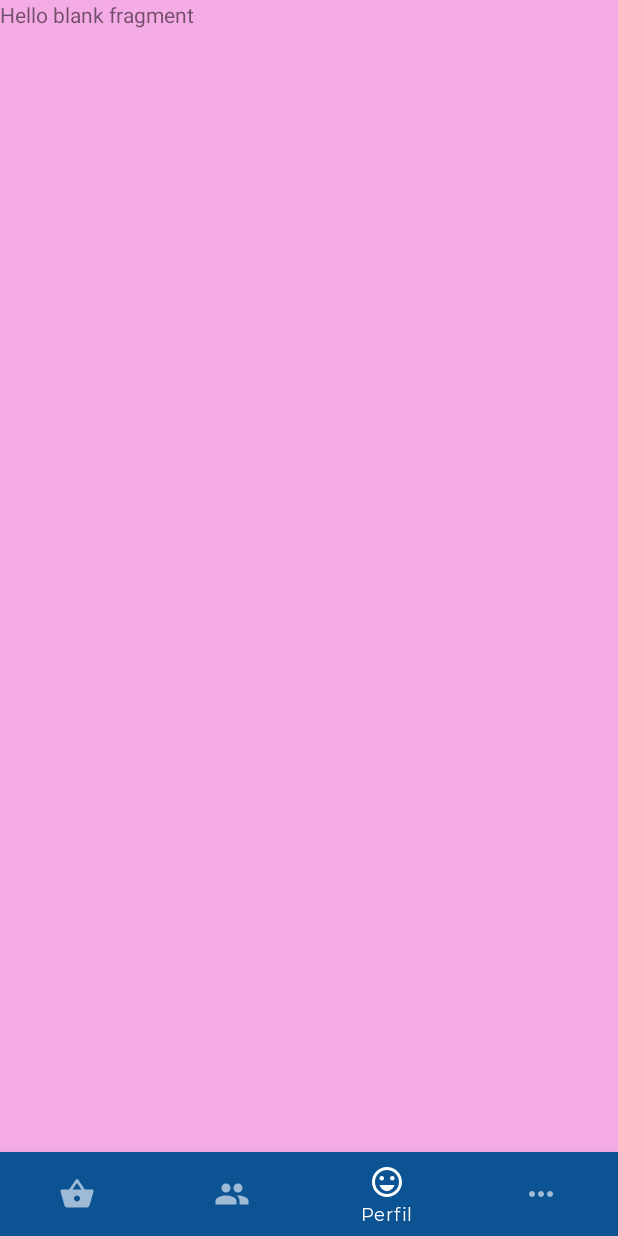
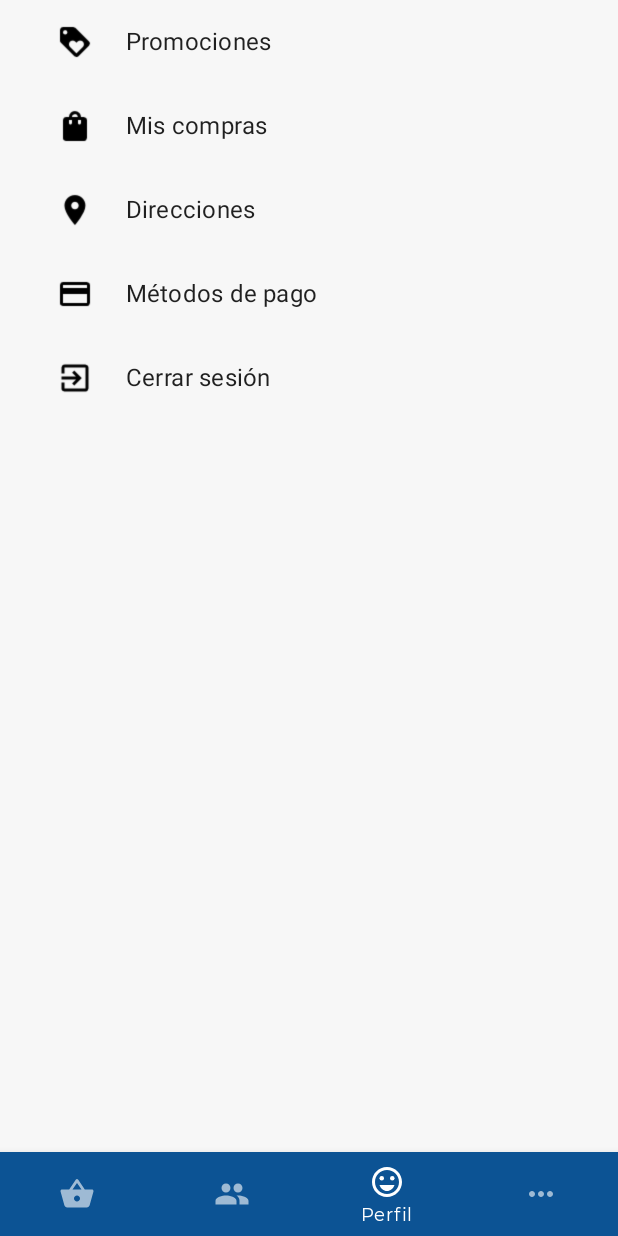
Before and after one commit to ricardozal/TonicLifeFenixAndroid, an Android app: the BottomNavigationActivity screen opened directly, with no data from a screen before it, item 3 of the bottom bar chosen, on a phone screen of 412 x 824 dp. Run offline under Robolectric (Android 15) with nearby library versions, the phone set to English and light mode, and no system bars; pictures from the network do not load; 3 statements that could not run were skipped.

Commit message:
Profile View

```diff
--- a/app/src/main/java/com/bigtechsolutions/toniclifefenix/ui/BottomNavigationActivity.java
+++ b/app/src/main/java/com/bigtechsolutions/toniclifefenix/ui/BottomNavigationActivity.java
@@ -55,7 +55,8 @@ public class BottomNavigationActivity extends AppCompatActivity {
                             fragmentSelected = new DistributorsFragment();
                             break;
                         case R.id.profile_page:
-                            return true;
+                            fragmentSelected = new ProfileFragment();
+                            break;
                         case R.id.more_page:
                             fragmentSelected = new MoreFragment();
                             break;
--- /dev/null
+++ b/app/src/main/java/com/bigtechsolutions/toniclifefenix/ui/MyOptionRecyclerViewAdapter.java
@@ -0,0 +1,84 @@
+package com.bigtechsolutions.toniclifefenix.ui;
+
+import androidx.recyclerview.widget.RecyclerView;
+
+import android.view.LayoutInflater;
+import android.view.View;
+import android.view.ViewGroup;
+import android.widget.ImageView;
+import android.widget.TextView;
+
+import com.bigtechsolutions.toniclifefenix.R;
+
+import java.util.List;
+
+public class MyOptionRecyclerViewAdapter extends RecyclerView.Adapter<MyOptionRecyclerViewAdapter.ViewHolder> {
+
+    private final List<String> mValues;
+
+    public MyOptionRecyclerViewAdapter(List<String> items) {
+        mValues = items;
+    }
+
+    @Override
+    public ViewHolder onCreateViewHolder(ViewGroup parent, int viewType) {
+        View view = LayoutInflater.from(parent.getContext())
+                .inflate(R.layout.fragment_option, parent, false);
+        return new ViewHolder(view);
+    }
+
+    @Override
+    public void onBindViewHolder(final ViewHolder holder, int position) {
+
+        holder.mItem = mValues.get(position);
+
+        int imageResource = 0;
+
+        switch (position)
+        {
+            case 0:
+                imageResource = R.drawable.baseline_loyalty_black_18dp;
+                break;
+            case 1:
+                imageResource = R.drawable.baseline_shopping_bag_black_18dp;
+                break;
+            case 2:
+                imageResource = R.drawable.baseline_address_black_18dp;
+                break;
+            case 3:
+                imageResource = R.drawable.baseline_payment_black_18dp;
+                break;
+            case 4:
+                imageResource = R.drawable.baseline_logout_black_18dp;
+                break;
+        }
+
+        holder.icon.setImageResource(imageResource);
+        holder.text.setText(holder.mItem);
+
+    }
+
+    @Override
+    public int getItemCount() {
+        return mValues.size();
+    }
+
+    public class ViewHolder extends RecyclerView.ViewHolder {
+        public final View mView;
+        public final ImageView icon;
+        public final TextView text;
+        public String mItem;
+
+        public ViewHolder(View view) {
+            super(view);
+            mView = view;
+            icon = view.findViewById(R.id.item_icon);
+            text= view.findViewById(R.id.item_text);
+        }
+
+        @Override
+        public String toString() {
+            return super.toString() + " '" + text.getText() + "'";
+        }
+    }
+}
--- /dev/null
+++ b/app/src/main/java/com/bigtechsolutions/toniclifefenix/ui/ProfileFragment.java
@@ -0,0 +1,82 @@
+package com.bigtechsolutions.toniclifefenix.ui;
+
+import android.content.Context;
+import android.os.Bundle;
+
+import androidx.fragment.app.Fragment;
+import androidx.recyclerview.widget.GridLayoutManager;
+import androidx.recyclerview.widget.LinearLayoutManager;
+import androidx.recyclerview.widget.RecyclerView;
+
+import android.view.LayoutInflater;
+import android.view.View;
+import android.view.ViewGroup;
+
+import com.bigtechsolutions.toniclifefenix.R;
+
+import java.util.ArrayList;
+
+/**
+ * A fragment representing a list of Items.
+ */
+public class ProfileFragment extends Fragment {
+
+    // TODO: Customize parameter argument names
+    private static final String ARG_COLUMN_COUNT = "column-count";
+    // TODO: Customize parameters
+    private int mColumnCount = 1;
+
+    /**
+     * Mandatory empty constructor for the fragment manager to instantiate the
+     * fragment (e.g. upon screen orientation changes).
+     */
+    public ProfileFragment() {
+    }
+
+    // TODO: Customize parameter initialization
+    @SuppressWarnings("unused")
+    public static ProfileFragment newInstance(int columnCount) {
+        ProfileFragment fragment = new ProfileFragment();
+        Bundle args = new Bundle();
+        args.putInt(ARG_COLUMN_COUNT, columnCount);
+        fragment.setArguments(args);
+        return fragment;
+    }
+
+    @Override
+    public void onCreate(Bundle savedInstanceState) {
+        super.onCreate(savedInstanceState);
+
+        if (getArguments() != null) {
+            mColumnCount = getArguments().getInt(ARG_COLUMN_COUNT);
+        }
+    }
+
+    @Override
+    public View onCreateView(LayoutInflater inflater, ViewGroup container,
+                             Bundle savedInstanceState) {
+        View view = inflater.inflate(R.layout.fragment_profile_list, container, false);
+
+        // Set the adapter
+        if (view instanceof RecyclerView) {
+            Context context = view.getContext();
+            RecyclerView recyclerView = (RecyclerView) view;
+            if (mColumnCount <= 1) {
+                recyclerView.setLayoutManager(new LinearLayoutManager(context));
+            } else {
+                recyclerView.setLayoutManager(new GridLayoutManager(context, mColumnCount));
+            }
+
+            ArrayList<String> options = new ArrayList<>();
+
+            options.add("Promociones");
+            options.add("Mis compras");
+            options.add("Direcciones");
+            options.add("Métodos de pago");
+            options.add("Cerrar sesión");
+
+            recyclerView.setAdapter(new MyOptionRecyclerViewAdapter(options));
+        }
+        return view;
+    }
+}
--- /dev/null
+++ b/app/src/main/res/layout/fragment_option.xml
@@ -0,0 +1,33 @@
+<?xml version="1.0" encoding="utf-8"?>
+<androidx.constraintlayout.widget.ConstraintLayout xmlns:android="http://schemas.android.com/apk/res/android"
+    xmlns:tools="http://schemas.android.com/tools"
+    android:layout_width="match_parent"
+    android:layout_height="@dimen/item_profile"
+    xmlns:app="http://schemas.android.com/apk/res-auto"
+    android:paddingTop="@dimen/item_padding_profile"
+    android:paddingBottom="@dimen/item_padding_profile"
+    android:clickable="true"
+    android:focusable="true"
+    android:background="?attr/selectableItemBackground">
+
+    <ImageView
+        android:id="@+id/item_icon"
+        android:layout_width="wrap_content"
+        android:layout_height="wrap_content"
+        android:layout_marginStart="@dimen/item_padding_profile"
+        android:layout_marginLeft="@dimen/item_padding_profile"
+        android:paddingEnd="16dp"
+        android:paddingRight="16dp"
+        android:paddingStart="16dp"
+        app:layout_constraintTop_toTopOf="parent"
+        tools:ignore="MissingConstraints,RtlSymmetry"
+        android:paddingLeft="16dp" />
+
+    <TextView
+        android:id="@+id/item_text"
+        android:layout_width="wrap_content"
+        android:layout_height="wrap_content"
+        android:textAppearance="@style/item_large"
+        app:layout_constraintStart_toEndOf="@id/item_icon"
+        app:layout_constraintTop_toTopOf="parent"/>
+</androidx.constraintlayout.widget.ConstraintLayout>
--- /dev/null
+++ b/app/src/main/res/layout/fragment_profile_list.xml
@@ -0,0 +1,13 @@
+<?xml version="1.0" encoding="utf-8"?>
+<androidx.recyclerview.widget.RecyclerView xmlns:android="http://schemas.android.com/apk/res/android"
+    xmlns:app="http://schemas.android.com/apk/res-auto"
+    xmlns:tools="http://schemas.android.com/tools"
+    android:id="@+id/list"
+    android:name="com.bigtechsolutions.toniclifefenix.ui.ProfileFragment"
+    android:layout_width="match_parent"
+    android:layout_height="match_parent"
+    android:layout_marginLeft="16dp"
+    android:layout_marginRight="16dp"
+    app:layoutManager="LinearLayoutManager"
+    tools:context=".ui.ProfileFragment"
+    tools:listitem="@layout/fragment_option" />
--- a/app/src/main/res/values/dimens.xml
+++ b/app/src/main/res/values/dimens.xml
@@ -1,4 +1,6 @@
 <?xml version="1.0" encoding="utf-8"?>
 <resources>
     <dimen name="text_margin">16dp</dimen>
+    <dimen name="item_profile">56dp</dimen>
+    <dimen name="item_padding_profile">16dp</dimen>
 </resources>
--- a/app/src/main/res/values/styles.xml
+++ b/app/src/main/res/values/styles.xml
@@ -1,4 +1,4 @@
-<resources>
+<resources xmlns:tools="http://schemas.android.com/tools">
     <!-- Base application theme. -->
     <style name="AppTheme" parent="Theme.AppCompat.Light.DarkActionBar">
         <!-- Customize your theme here. -->
@@ -15,7 +15,14 @@
     <style name="Theme.TonicLife" parent="Theme.MaterialComponents.DayNight.DarkActionBar">
         <item name="colorPrimary">@color/colorPrimary</item>
         <item name="android:fontFamily">@font/montserrat</item>
-<!--        <item name="android:statusBarColor">@color/colorPrimary</item>-->
+        <item name="android:statusBarColor" tools:ignore="NewApi">@color/colorPrimary</item>
+        <item name="android:windowLightStatusBar" tools:ignore="NewApi">true</item>
+        <item name="android:windowLightNavigationBar" tools:ignore="NewApi">true</item>
+        <item name="android:navigationBarDividerColor" tools:ignore="NewApi">@color/colorLightGrey</item>
+    </style>
+
+    <style name="item_large" parent="TextAppearance.MaterialComponents.Subtitle1">
+        <item name="android:maxLines">1</item>
     </style>
 
 </resources>
```
Also changed, not shown: app/src/main/res/drawable-v24/baseline_address_black_18dp.png (added), app/src/main/res/drawable-v24/baseline_logout_black_18dp.png (added), app/src/main/res/drawable-v24/baseline_loyalty_black_18dp.png (added), app/src/main/res/drawable-v24/baseline_payment_black_18dp.png (added), app/src/main/res/drawable-v24/baseline_shopping_bag_black_18dp.png (added).
